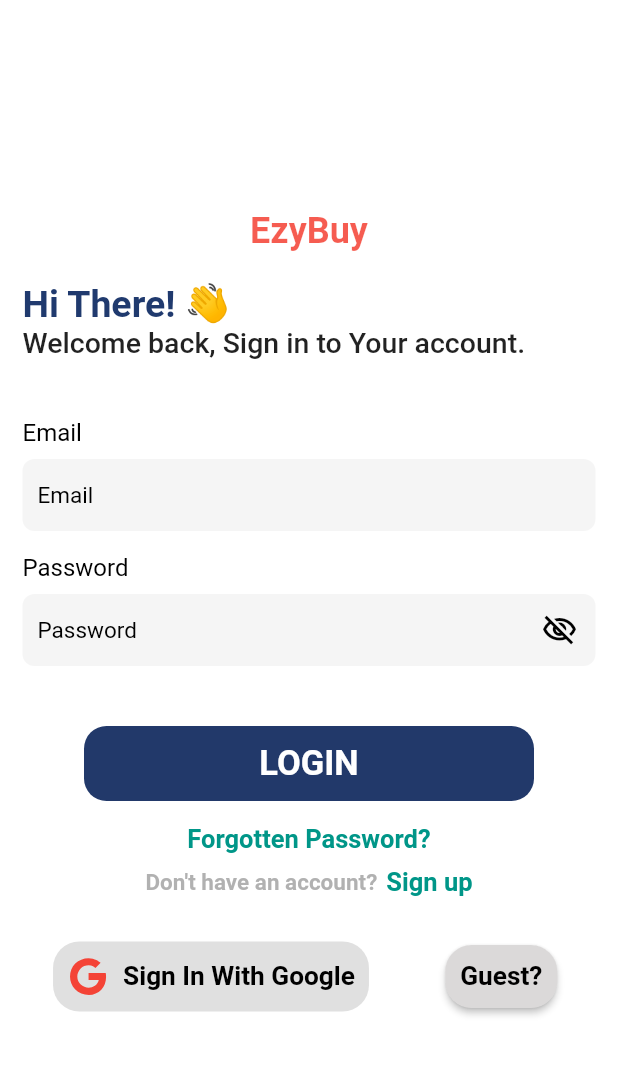
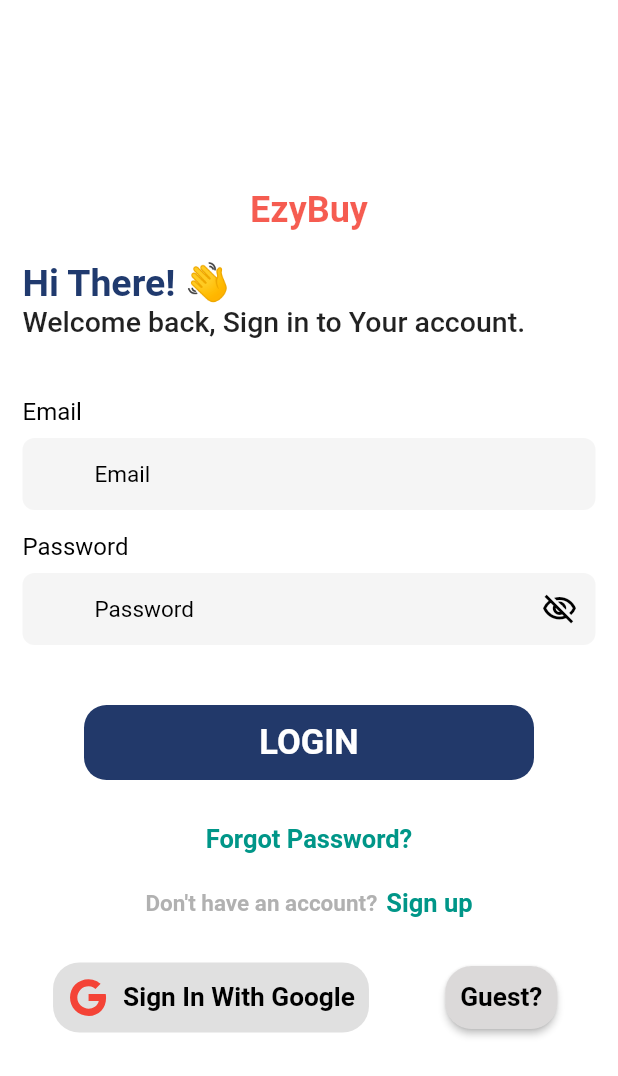
Before and after one commit to Hemo09/Ezy-Buy, a Flutter app: the LoginPage screen opened by its route, on a phone screen of 412 x 824 dp. Shown: the top 1076 px of the screen. Run offline on Flutter 3.47's test engine with Material 2 defaults, Android fonts, the phone set to English and light mode, and no system bars; drawn by our look-alikes of shimmer; our stand-ins replace card_swiper, fancy_shimmer_image, firebase_core, flutter_iconly, go_router, image_picker and 2 more; missing offline and left inert: dynamic_height_grid_view; accounts and stored records are empty.

Commit message:
create forget password page

```diff
--- a/lib/core/helper/widgets/default_text_form.dart
+++ b/lib/core/helper/widgets/default_text_form.dart
@@ -9,6 +9,7 @@
       this.controller,
       this.tap,
       this.submit,
+      this.prefix,
       this.validate,
       required this.type,
       this.secure = false,
@@ -21,6 +22,8 @@
   final bool? secure;
   final String hint;
   final IconData? suffix;
+  final IconData? prefix;
+
   final Color? color;
   final void Function()? pressIcon;
 
@@ -41,6 +44,12 @@
         keyboardType: type,
         obscureText: secure!,
         decoration: InputDecoration(
+          prefixIcon: IconButton(
+              onPressed: pressIcon,
+              icon: Icon(
+                prefix,
+                color: color,
+              )),
           suffixIcon: IconButton(
               onPressed: pressIcon,
               icon: Icon(
--- a/lib/core/utils/app_router.dart
+++ b/lib/core/utils/app_router.dart
@@ -1,3 +1,4 @@
+import 'package:ezy_buy/features/auth_pages/presenation/view/inner_screen/forget_password.dart';
 import 'package:ezy_buy/features/auth_pages/presenation/view/login_page.dart';
 import 'package:ezy_buy/features/auth_pages/presenation/view/signup_page.dart';
 import 'package:ezy_buy/features/cart_page/presentaion/views/cart_page.dart';
@@ -12,17 +13,21 @@
 import 'package:go_router/go_router.dart';
 
 class NamedRouteScreen {
-  static const kRootPage = "/";
+  //main Pages
+  static const kRootPage = "/ff";
   static const kHomeView = "/homePage";
   static const kProfilePage = "/profilePage";
   static const kSearchPage = "/searchPage";
   static const kcartPage = "/cartPage";
+  // Inner pages in Profile Page
   static const kItemDetails = "/ItemDetails";
   static const kWishList = "/kWishList";
   static const kViewedRecently = "/kViewedRecently";
+  static const kAllOrderProfile = "/kAllOrderProfile02";
+  // AuthScreen
   static const kLogin = "/LoginPage";
   static const kSignUp = "/kSignUp";
-  static const kAllOrderProfile = "/kAllOrderProfile02";
+  static const kForgetPassword = "/kForgetPassword";
 }
 
 class AppRoutes {
@@ -71,5 +76,9 @@
       path: NamedRouteScreen.kAllOrderProfile,
       builder: (context, state) => const AllOrderProfile(),
     ),
+    GoRoute(
+      path: "/",
+      builder: (context, state) => const ForgetPassword(),
+    ),
   ]);
 }
--- a/lib/features/auth_pages/presenation/view/login_page.dart
+++ b/lib/features/auth_pages/presenation/view/login_page.dart
@@ -141,13 +141,19 @@
                   const SizedBox(
                     height: 15,
                   ),
-                  const Center(
-                    child: Text(
-                      "Forgotten Password?",
-                      style: TextStyle(
-                        fontWeight: FontWeight.w700,
-                        fontSize: 17,
-                        color: Colors.teal,
+                  Center(
+                    child: TextButton(
+                      onPressed: () {
+                        GoRouter.of(context)
+                            .push(NamedRouteScreen.kForgetPassword);
+                      },
+                      child: const Text(
+                        "Forgot Password?",
+                        style: TextStyle(
+                          fontWeight: FontWeight.w700,
+                          fontSize: 17,
+                          color: Colors.teal,
+                        ),
                       ),
                     ),
                   ),
```
Also changed, not shown: lib/features/auth_pages/presenation/view/inner_screen/forget_password.dart (added, +89 -0 lines), lib/features/profile_page/presentaion/views/ineer_pages/all_order.dart (+14 -15 lines), lib/features/profile_page/presentaion/views/profile_Page_widgets/all_order_item.dart (added, +81 -0 lines).
